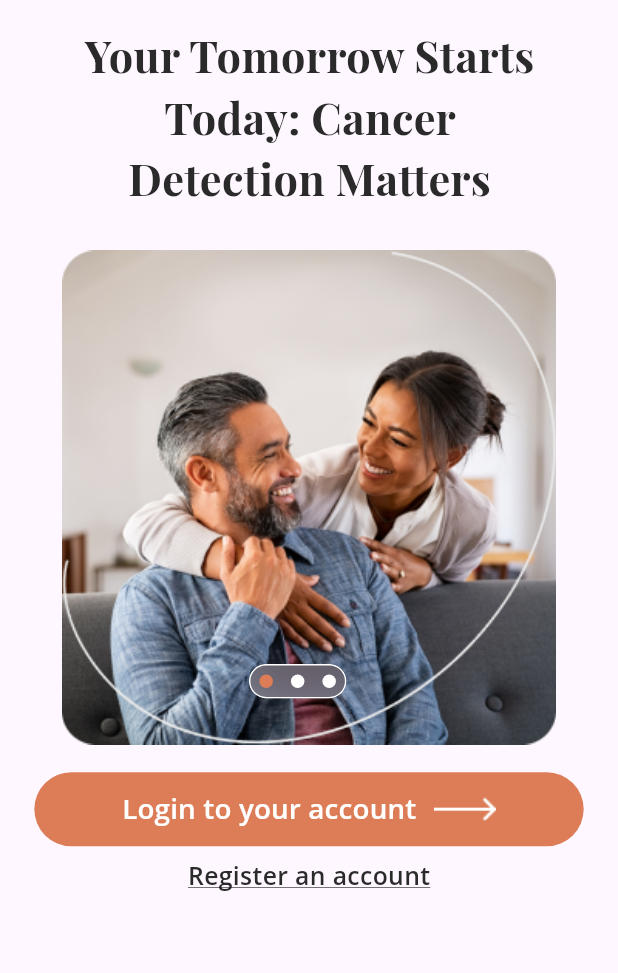
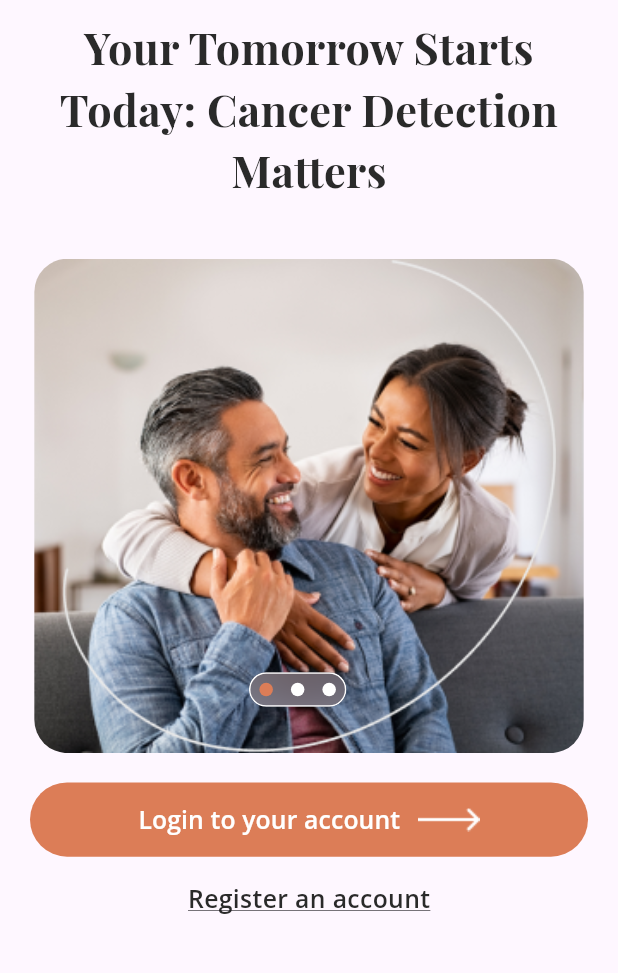
Before and after one commit to asadalpha/Freelance-App, a Flutter app: the AuthScreen screen opened directly, on a phone screen of 412 x 824 dp, the part 105-1078 px from its top. Run offline on Flutter 3.47's test engine with Material 3 defaults, Android fonts, the phone set to English and light mode, and no system bars; drawn by our look-alikes of dots_indicator; our stand-ins replace device_preview, flutter_screenutil, google_fonts.

Commit message:
some more fixes

```diff
--- a/lib/UI/pages/sign_up_page.dart
+++ b/lib/UI/pages/sign_up_page.dart
@@ -26,6 +26,8 @@ class _AuthScreenState extends State<AuthScreen> {
   Widget build(BuildContext context) {
     return Scaffold(
       body: SafeArea(
+        child: Padding(
+          padding: const EdgeInsets.only(left: 20, right: 20),
           child: Column(
             children: [
               SizedBox(
@@ -34,22 +36,14 @@ class _AuthScreenState extends State<AuthScreen> {
               Container(
                 height: 48.h,
                 decoration: const BoxDecoration(
-                  image: DecorationImage(image: AssetImage("assets/logo.png"))),
+                    image:
+                        DecorationImage(image: AssetImage("assets/logo.png"))),
               ),
               SizedBox(
                 height: 10.h,
               ),
-            Container(
-              width: 320.w,
-              height: 142.h,
-              padding: const EdgeInsets.only(left: 1, bottom: 12),
-              child: Row(
-                mainAxisSize: MainAxisSize.min,
-                mainAxisAlignment: MainAxisAlignment.center,
-                crossAxisAlignment: CrossAxisAlignment.center,
-                children: [
-                  SizedBox(
-                    width: 280.w,
+              Padding(
+                padding: const EdgeInsets.only(left: 16, right: 16),
                 child: Text(
                   'Your Tomorrow Starts Today: Cancer Detection Matters',
                   textAlign: TextAlign.center,
@@ -60,11 +54,8 @@ class _AuthScreenState extends State<AuthScreen> {
                   ),
                 ),
               ),
-                ],
-              ),
-            ),
               SizedBox(
-              height: 10.h,
+                height: 38.h,
               ),
               Stack(
                 children: [
@@ -80,22 +71,22 @@ class _AuthScreenState extends State<AuthScreen> {
                           });
                         },
                         itemBuilder: (context, index) {
-                        return Container(
+                          return ClipRRect(
+                            borderRadius: BorderRadius.circular(22.18),
+                            child: Container(
                                 height: 320.h,
-                            width: 320.w,
                                 decoration: BoxDecoration(
                                     image: DecorationImage(
-                                    fit: BoxFit.contain,
+                                        fit: BoxFit.cover,
                                         image: AssetImage(imagePaths[index]))),
                                 child: Container(
-                              height: 100.h,
-                              width: 320.w,
                                   decoration: const BoxDecoration(
                                       image: DecorationImage(
                                           fit: BoxFit.contain,
-                                      image:
-                                          AssetImage("assets/ovalvector.png"))),
-                            ));
+                                          image: AssetImage(
+                                              "assets/ovalvector.png"))),
+                                )),
+                          );
                         }),
                   ),
                   Positioned(
@@ -124,13 +115,10 @@ class _AuthScreenState extends State<AuthScreen> {
                 ],
               ),
               SizedBox(
-              height: 10.h,
+                height: 19.h,
               ),
-            Padding(
-              padding: const EdgeInsets.all(8.0),
-              child: SizedBox(
+              SizedBox(
                 height: 48.h,
-                width: 320.w,
                 child: TextButton(
                     style: TextButton.styleFrom(
                       backgroundColor: const Color(0xffDC7D57),
@@ -150,7 +138,7 @@ class _AuthScreenState extends State<AuthScreen> {
                           style: GoogleFonts.openSans(
                               fontWeight: FontWeight.w600,
                               color: Colors.white,
-                              fontSize: 18.sp),
+                              fontSize: 16.sp),
                         ),
                         Padding(
                           padding: const EdgeInsets.only(
@@ -161,9 +149,11 @@ class _AuthScreenState extends State<AuthScreen> {
                       ],
                     )),
               ),
+              SizedBox(
+                height: 16.h,
               ),
               GestureDetector(
-              onTap: () {}, // navigate to SignUpScreen
+                onTap: () {},
                 child: Text(
                   "Register an account",
                   style: GoogleFonts.openSans(
@@ -176,6 +166,7 @@ class _AuthScreenState extends State<AuthScreen> {
             ],
           ),
         ),
+      ),
     );
   }
 }
--- a/lib/main.dart
+++ b/lib/main.dart
@@ -27,12 +27,11 @@ class MyApp extends StatelessWidget {
         return MaterialApp(
           debugShowCheckedModeBanner: false,
           title: 'First Method',
-
           theme: ThemeData(),
           home: child,
         );
       },
-      child: const ScanScreen(),
+      child: const AuthScreen(),
     );
   }
 }
```
Lines whose indentation alone changed are shown as unchanged.
